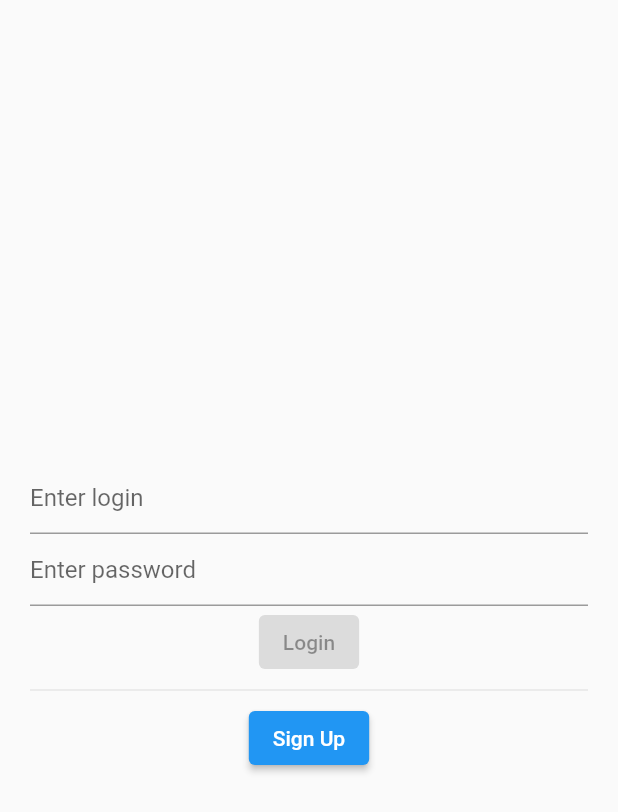
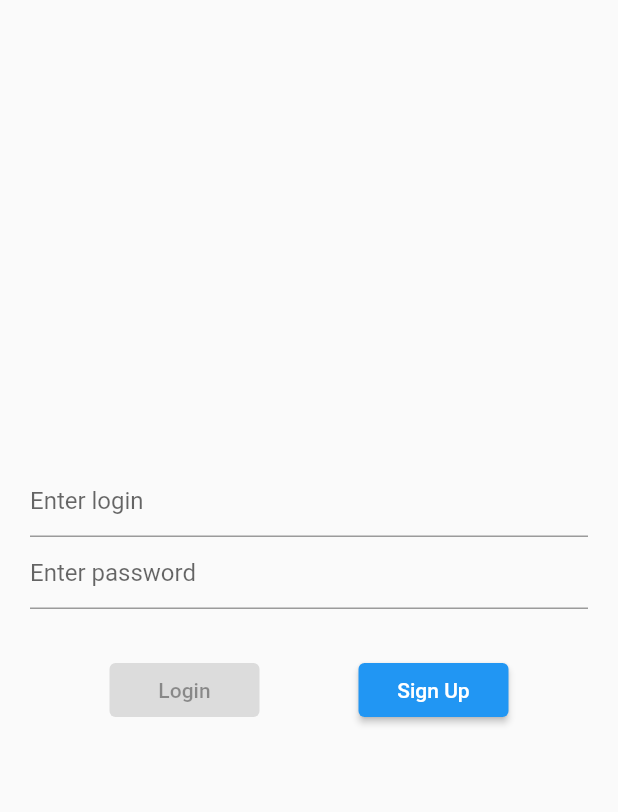
Before and after one commit to Z1mcot/dd_study_22_ui, a Flutter app: the screen it shows after launch, on a phone screen of 412 x 824 dp. Shown: the top 812 px of the screen. Run offline on Flutter 3.47's test engine with Material 2 defaults, Android fonts, the phone set to English and light mode, and no system bars; our stand-ins replace camera, dio, flutter_secure_storage, retrofit, shared_preferences, sqflite; accounts and stored records are empty; generated files the repository leaves out were written again; statements that could not run were skipped.

```diff
--- a/lib/data/clients/api_client.dart
+++ b/lib/data/clients/api_client.dart
@@ -30,4 +30,8 @@ abstract class ApiClient {
 
   @POST("/api/Post/CreatePost")
   Future createPost(@Body() CreatePostModel model);
+
+  @GET("/api/Post/ShowUserPosts")
+  Future<List<PostModel>> getUserPosts(@Query("authorId") String userId,
+      @Query("skip") int skip, @Query("take") int take);
 }
--- a/lib/data/clients/auth_client.dart
+++ b/lib/data/clients/auth_client.dart
@@ -1,4 +1,3 @@
-import 'package:dd_study_22_ui/domain/models/post.dart';
 import 'package:dd_study_22_ui/domain/models/refresh_token_request.dart';
 import 'package:dd_study_22_ui/domain/models/token_request.dart';
 import 'package:dd_study_22_ui/domain/models/token_response.dart';
--- a/lib/data/repository/api_data_repository.dart
+++ b/lib/data/repository/api_data_repository.dart
@@ -45,6 +45,10 @@ class ApiDataRepository extends ApiRepository {
       _api.getPosts(skip, take);
 
   @override
+  Future<List<PostModel>> getUserPosts(String userId, int skip, int take) =>
+      _api.getUserPosts(userId, skip, take);
+
+  @override
   Future<List<AttachMeta>> uploadFiles({required List<File> files}) =>
       _api.uploadFiles(files: files);
 
--- a/lib/domain/repository/api_repository.dart
+++ b/lib/domain/repository/api_repository.dart
@@ -18,6 +18,8 @@ abstract class ApiRepository {
 
   Future<List<PostModel>> getPosts(int skip, int take);
 
+  Future<List<PostModel>> getUserPosts(String userId, int skip, int take);
+
   Future<List<AttachMeta>> uploadFiles({required List<File> files});
 
   Future addAvatarToUser(AttachMeta model);
--- a/lib/ui/app_navigator.dart
+++ b/lib/ui/app_navigator.dart
@@ -1,14 +1,12 @@
 import 'package:dd_study_22_ui/ui/roots/app.dart';
 import 'package:dd_study_22_ui/ui/roots/auth.dart';
 import 'package:dd_study_22_ui/ui/roots/loader.dart';
-import 'package:dd_study_22_ui/ui/profile/profile_widget.dart';
-import 'package:flutter/cupertino.dart';
+import 'package:flutter/material.dart';
 
 class NavigationRoute {
   static const loader = '/';
   static const auth = '/auth';
   static const app = '/app';
-  static const profile = '/profile';
 }
 
 class AppNavigator {
@@ -29,10 +27,6 @@ class AppNavigator {
         ?.pushNamedAndRemoveUntil(NavigationRoute.app, (route) => false);
   }
 
-  static Future toProfile() async {
-    return key.currentState?.pushNamed(NavigationRoute.profile);
-  }
-
   static Route<dynamic>? onGenerateRoute(
       RouteSettings settings, BuildContext context) {
     switch (settings.name) {
@@ -48,10 +42,6 @@ class AppNavigator {
         return PageRouteBuilder(
           pageBuilder: (_, __, ___) => App.create(),
         );
-      case NavigationRoute.profile:
-        return PageRouteBuilder(
-          pageBuilder: (_, __, ___) => ProfileWidget.create(),
-        );
     }
 
     return null;
--- a/lib/ui/roots/auth.dart
+++ b/lib/ui/roots/auth.dart
@@ -113,13 +113,27 @@ class Auth extends StatelessWidget {
                     obscureText: true,
                     decoration:
                         const InputDecoration(hintText: 'Enter password')),
-                ElevatedButton(
-                    onPressed: viewModel.checkFields() ? viewModel.login : null,
-                    child: const Text("Login")),
-                const Divider(),
-                ElevatedButton(
-                    onPressed: viewModel.register,
-                    child: const Text("Sign Up")),
+                Padding(
+                  padding:
+                      const EdgeInsets.symmetric(horizontal: 20, vertical: 30),
+                  child: Row(
+                    mainAxisAlignment: MainAxisAlignment.spaceAround,
+                    crossAxisAlignment: CrossAxisAlignment.center,
+                    children: [
+                      ElevatedButton(
+                          style: ElevatedButton.styleFrom(
+                              fixedSize: const Size.fromWidth(100)),
+                          onPressed:
+                              viewModel.checkFields() ? viewModel.login : null,
+                          child: const Text("Login")),
+                      ElevatedButton(
+                          style: ElevatedButton.styleFrom(
+                              fixedSize: const Size.fromWidth(100)),
+                          onPressed: viewModel.register,
+                          child: const Text("Sign Up")),
+                    ],
+                  ),
+                ),
                 if (viewModel.state.isLoading)
                   const CircularProgressIndicator(),
                 if (viewModel.state.errorText != null)
```
Also changed, not shown: lib/data/services/data_service.dart (+25 -2 lines), lib/data/services/database.dart (+8 -3 lines), lib/data/services/sync_service.dart (+18 -0 lines), lib/ui/profile/profile_view_model.dart (+19 -5 lines), lib/ui/profile/profile_widget.dart (+17 -15 lines), lib/ui/registration/register_widget.dart (+6 -5 lines), lib/ui/roots/app.dart (+10 -7 lines), lib/ui/roots/app_bottom_navigation_bar.dart (+7 -1 lines), lib/data/clients/api_client.g.dart.
